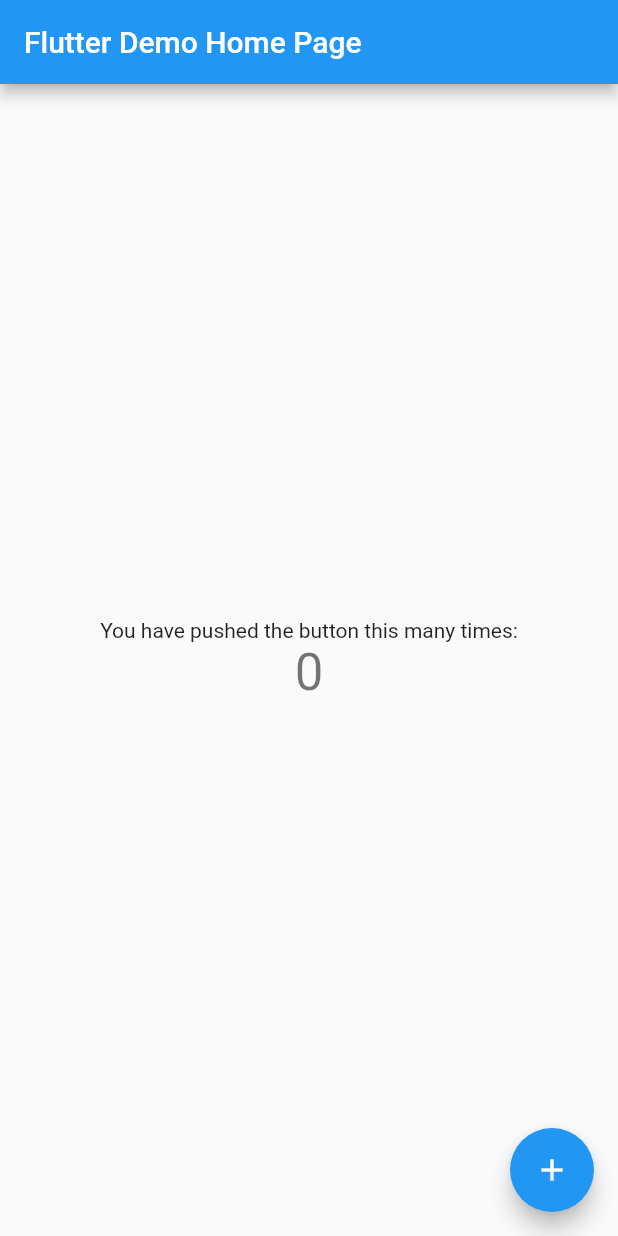
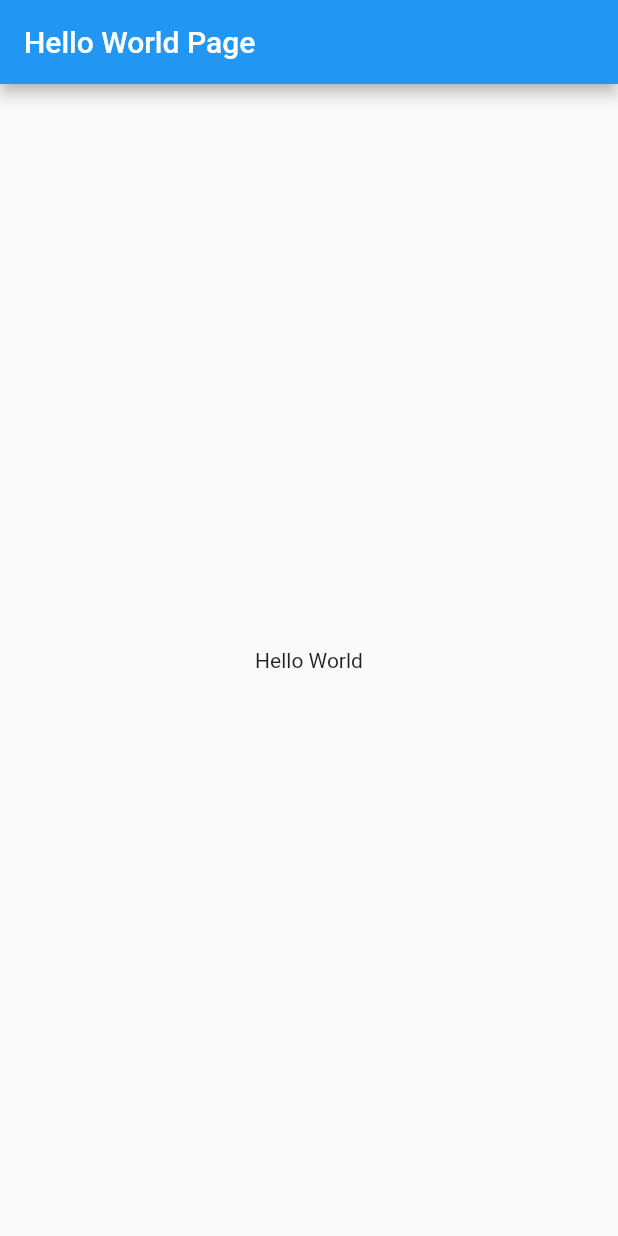
Before and after one commit to iWonder118/laser_harp, a Flutter app: the screen it shows after launch, on a phone screen of 412 x 824 dp. Run offline on Flutter 3.47's test engine with Material 2 defaults, Android fonts, the phone set to English and light mode, and no system bars.

Commit message:
hello world test

```diff
--- a/lib/main.dart
+++ b/lib/main.dart
@@ -22,7 +22,7 @@
         // is not restarted.
         primarySwatch: Colors.blue,
       ),
-      home: MyHomePage(title: 'Flutter Demo Home Page'),
+      home: MyHomePage(title: 'Hello World Page'),
     );
   }
 }
@@ -46,18 +46,6 @@
 }
 
 class _MyHomePageState extends State<MyHomePage> {
-  int _counter = 0;
-
-  void _incrementCounter() {
-    setState(() {
-      // This call to setState tells the Flutter framework that something has
-      // changed in this State, which causes it to rerun the build method below
-      // so that the display can reflect the updated values. If we changed
-      // _counter without calling setState(), then the build method would not be
-      // called again, and so nothing would appear to happen.
-      _counter++;
-    });
-  }
 
   @override
   Widget build(BuildContext context) {
@@ -94,20 +82,11 @@
           mainAxisAlignment: MainAxisAlignment.center,
           children: <Widget>[
             Text(
-              'You have pushed the button this many times:',
-            ),
-            Text(
-              '$_counter',
-              style: Theme.of(context).textTheme.headline4,
+              'Hello World',
             ),
           ],
         ),
-      ),
-      floatingActionButton: FloatingActionButton(
-        onPressed: _incrementCounter,
-        tooltip: 'Increment',
-        child: Icon(Icons.add),
-      ), // This trailing comma makes auto-formatting nicer for build methods.
+      ),// This trailing comma makes auto-formatting nicer for build methods.
     );
   }
 }
```
